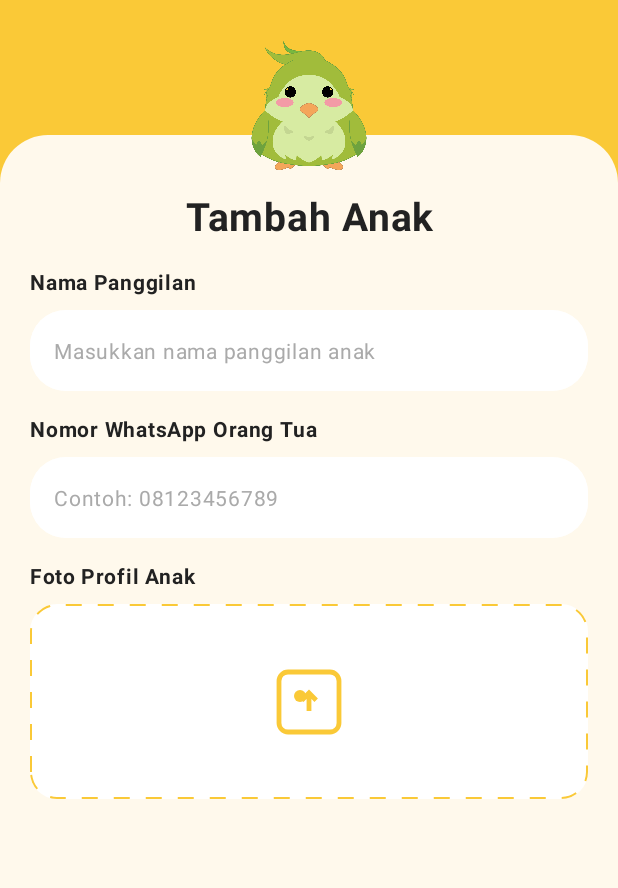
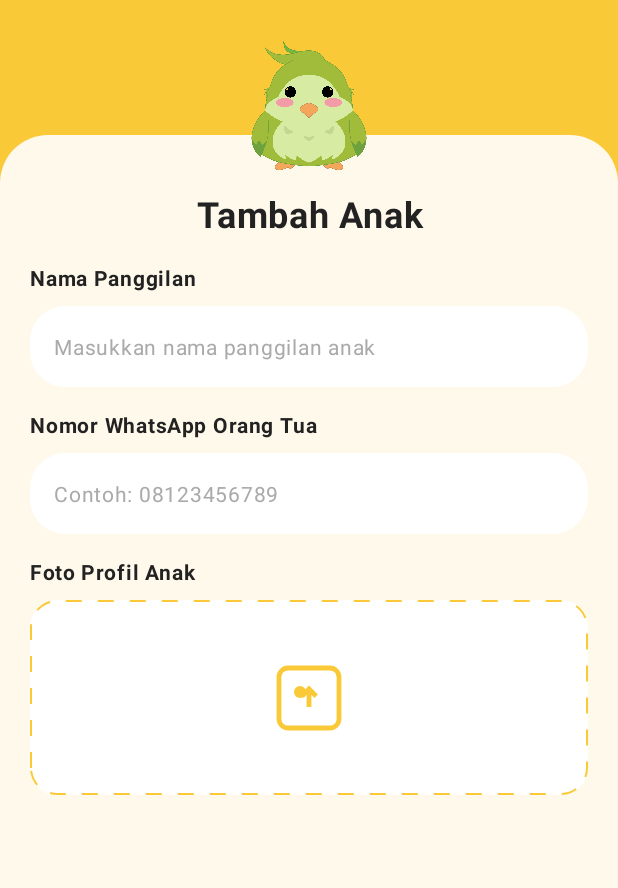
Before and after one commit to javamaulana/Satu-Mobile, an Android app built with Jetpack Compose: the @Preview function TambahAnakPreview, on a phone screen of 412 x 824 dp. Shown: the top 888 px of the screen. Run offline under Robolectric (Android 15) with nearby library versions, the phone set to English and light mode, and no system bars.

Commit message:
style: move class PDF report download button to top-right beside class title and declutter bottom buttons

```diff
--- a/app/src/main/java/com/lomba/satu/ui/components/MascotHeader.kt
+++ b/app/src/main/java/com/lomba/satu/ui/components/MascotHeader.kt
@@ -31,6 +31,7 @@ fun MascotHeader(
     modifier: Modifier = Modifier,
     role: AppRole = AppRole.GURU,
     onBackClick: (() -> Unit)? = null,
+    actionSlot: (@Composable () -> Unit)? = null,
     content: @Composable ColumnScope.() -> Unit
 ) {
     val headerBg = if (role == AppRole.GURU) PrimaryYellow else PrimaryOrange
@@ -55,16 +56,27 @@ fun MascotHeader(
                     .padding(top = 40.dp, start = 20.dp, end = 20.dp, bottom = 4.dp),
                 horizontalAlignment = Alignment.CenterHorizontally
             ) {
-                // Screen Title
+                // Screen Title Row
+                Row(
+                    modifier = Modifier
+                        .fillMaxWidth()
+                        .padding(bottom = 16.dp),
+                    horizontalArrangement = if (actionSlot != null) Arrangement.SpaceBetween else Arrangement.Center,
+                    verticalAlignment = Alignment.CenterVertically
+                ) {
                     Text(
                         text = title,
-                    fontSize = 26.sp,
+                        fontSize = 24.sp,
                         fontWeight = FontWeight.Bold,
                         fontFamily = FontFamily.SansSerif,
                         color = TextPrimary,
-                    textAlign = TextAlign.Center,
-                    modifier = Modifier.padding(bottom = 16.dp)
+                        textAlign = if (actionSlot != null) TextAlign.Start else TextAlign.Center
                     )
+
+                    if (actionSlot != null) {
+                        actionSlot()
+                    }
+                }
 
                 // Body content slot
                 content()
```
Also changed, not shown: app/src/main/java/com/lomba/satu/ui/screens/KelasDetailScreen.kt (+36 -13 lines). Lines whose indentation alone changed are shown as unchanged.
